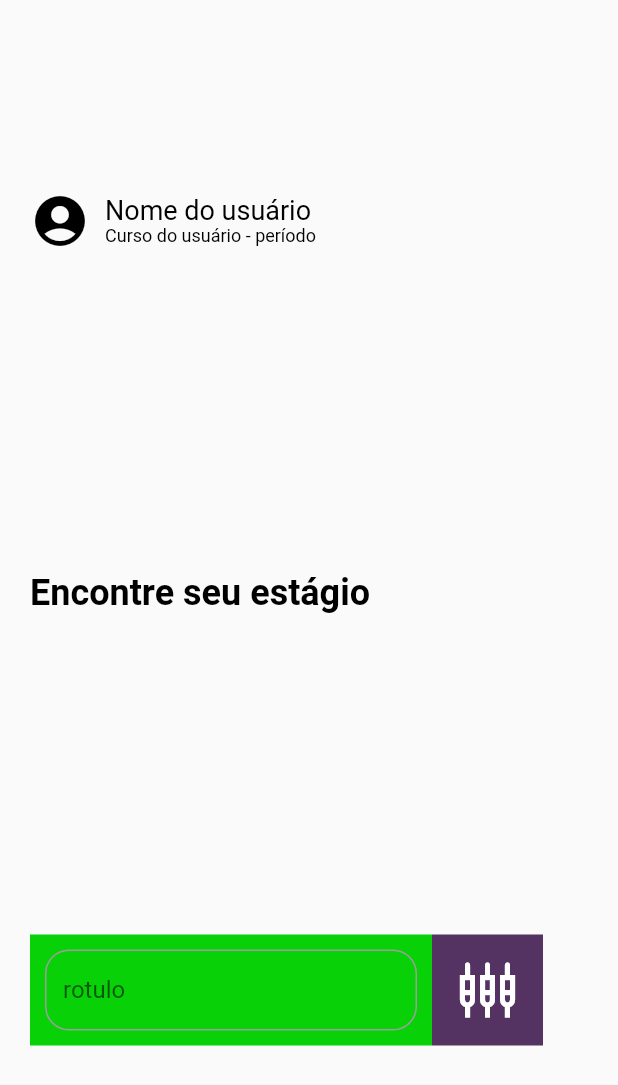
After one commit to islycodes/jobfinder-flutter, a Flutter app: the TelaMenuInicial screen opened directly, on a phone screen of 412 x 824 dp. The commit adds this screen. Shown: the top 1085 px of the screen. Run offline on Flutter 3.47's test engine with Material 2 defaults, Android fonts, the phone set to English and light mode, and no system bars.

Commit message:
add tela_menu_inicial.dart

```diff
--- /dev/null
+++ b/lib/view/tela_menu_inicial.dart
@@ -0,0 +1,66 @@
+import 'package:flutter/material.dart';
+
+import '../components/campoTexto.dart';
+
+class TelaMenuInicial extends StatelessWidget {
+  const TelaMenuInicial({super.key});
+
+  @override
+  Widget build(BuildContext context) {
+    return Scaffold(
+      body: Padding(
+        padding: EdgeInsets.all(20),
+        child: Column(
+            mainAxisAlignment: MainAxisAlignment.spaceAround,
+            crossAxisAlignment: CrossAxisAlignment.start,
+            children: [
+              Row(
+                mainAxisAlignment: MainAxisAlignment.start,
+                children: [
+                  Icon(Icons.account_circle, size: 40, color: Colors.black),
+                  Padding(
+                    padding: EdgeInsets.only(left: 10),
+                    child: Column(
+                      crossAxisAlignment: CrossAxisAlignment.start,
+                      children: [
+                        Text('Nome do usuário',
+                            style:
+                                TextStyle(fontSize: 18, color: Colors.black)),
+                        Text('Curso do usuário - período',
+                            style:
+                                TextStyle(fontSize: 12, color: Colors.black)),
+                      ],
+                    ),
+                  )
+                ],
+              ),
+              Text('Encontre seu estágio',
+                  style: TextStyle(
+                      fontSize: 24,
+                      color: Colors.black,
+                      fontWeight: FontWeight.bold)),
+              Row(
+                children: [
+                  Container(
+                    color: Color.fromARGB(255, 8, 209, 8),
+                    height: 74,
+                    width: 268,
+                    child: Padding(
+                      padding: EdgeInsets.only(left: 10, right: 10),
+                      child: campoTexto('rotulo', null),
+                    ),
+                  ),
+                  Container(
+                    height: 74,
+                    width: 74,
+                    color: Color.fromRGBO(84, 51, 99, 1),
+                    child: Icon(Icons.settings_input_composite_outlined,
+                        size: 40, color: Colors.white),
+                  ),
+                ],
+              )
+            ]),
+      ),
+    );
+  }
+}
```
Also changed, not shown: lib/components/botao.dart (+16 -14 lines).
